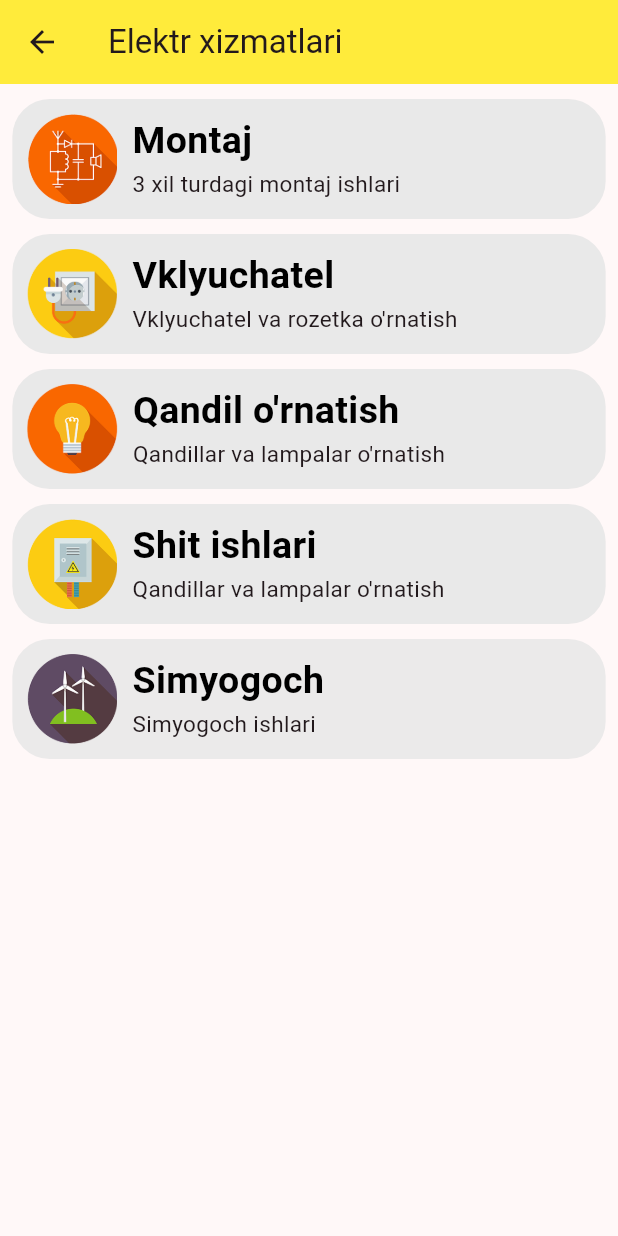
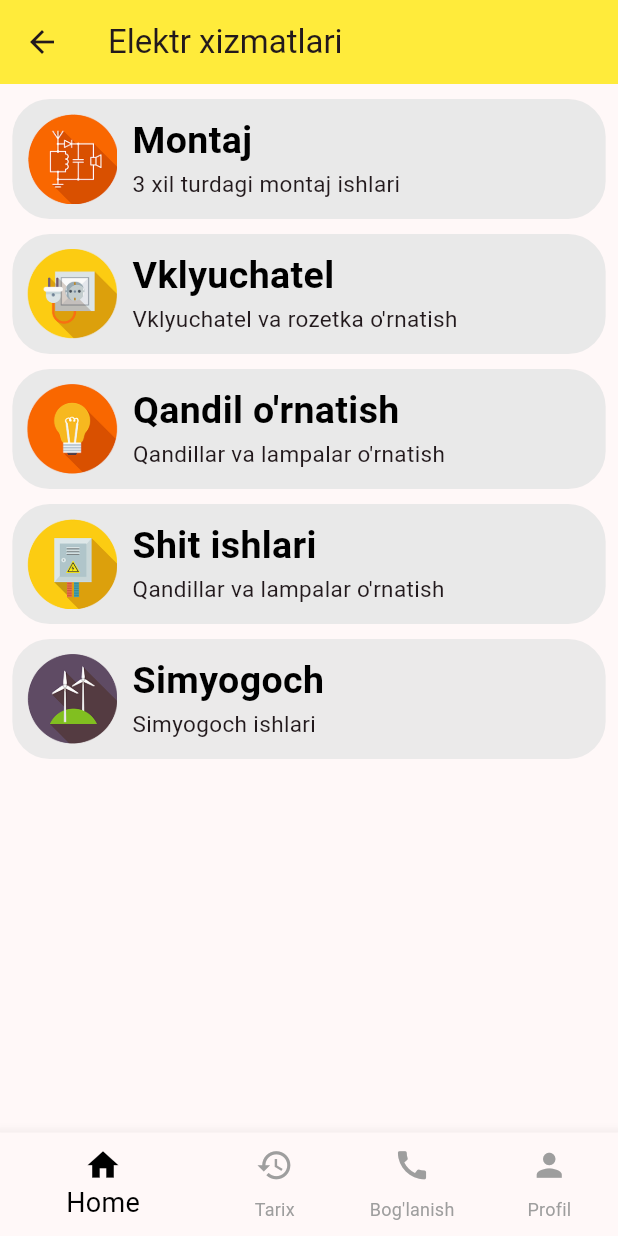
Before and after one commit to samandaruzbekistan/mytok, a Flutter app: the HomePage screen opened directly, after a tap on "Elektr ishlari", on a phone screen of 412 x 824 dp. Run offline on Flutter 3.47's test engine with Material 2 defaults, Android fonts, the phone set to English and light mode, and no system bars; our stand-ins replace connectivity_plus, firebase_core, firebase_messaging, flutter_local_notifications, hive, hive_flutter and 2 more; accounts and stored records are empty.

Commit message:
logout created

```diff
--- a/lib/screens/electr_categories.dart
+++ b/lib/screens/electr_categories.dart
@@ -264,6 +264,41 @@ class ElectrCategories extends StatelessWidget {
           ],
         ),
       ),
+      bottomNavigationBar: BottomNavigationBar(
+        showUnselectedLabels: true,
+        iconSize: 25,
+        selectedItemColor: AppColors.black,
+        selectedFontSize: 18,
+        currentIndex: 0,
+        unselectedItemColor: Colors.grey,
+        onTap: (index) {
+          // Handle navigation based on the tapped index
+          switch (index) {
+            case 1:
+            // Navigate to HomeScreen
+
+              break;
+            case 2:
+            // Navigate to HomeScreen
+
+              break;
+            case 3:
+            // Navigate to HomeScreen
+
+              break;
+            default:
+            // Do nothing
+              break;
+          }
+        },
+        items: [
+          BottomNavigationBarItem(icon: Icon(Icons.home), label: "Home"),
+          BottomNavigationBarItem(icon: Icon(Icons.history), label: "Tarix"),
+          BottomNavigationBarItem(icon: Icon(Icons.call), label: "Bog'lanish"),
+          BottomNavigationBarItem(
+              icon: Icon(Icons.person), label: "Profil"),
+        ],
+      ),
     );
   }
 }
--- a/lib/screens/home_screen.dart
+++ b/lib/screens/home_screen.dart
@@ -1,5 +1,6 @@
 import 'package:flutter/material.dart';
 import 'package:mytok/screens/electr_categories.dart';
+import 'package:mytok/screens/profile.dart';
 import 'package:mytok/utils/colors.dart';
 
 class HomePage extends StatelessWidget {
@@ -33,6 +34,12 @@ class HomePage extends StatelessWidget {
                     //   size: 30,
                     //   color: Colors.white,
                     // ),
+                    Row(
+                      children: [
+                        Icon(Icons.location_on_outlined, size: 18),
+                        Text("Sirdaryo", style: TextStyle(fontSize: 18),)
+                      ],
+                    ),
                     Icon(
                       Icons.notifications,
                       size: 30,
@@ -40,27 +47,27 @@ class HomePage extends StatelessWidget {
                     ),
                   ],
                 ),
-                const SizedBox(
-                  height: 20,
-                ),
-                const Row(
-                  mainAxisAlignment: MainAxisAlignment.center,
-                  children: [
-                    Padding(
-                      padding: EdgeInsets.only(left: 3, bottom: 15),
-                      child: Text(
-                        "MyTok",
-                        style: TextStyle(
-                            fontWeight: FontWeight.w600,
-                            fontSize: 30,
-                            color: AppColors.black,
-                            letterSpacing: 1,
-                            wordSpacing: 1),
-                        textAlign: TextAlign.center,
-                      ),
-                    ),
-                  ],
-                ),
+                // const SizedBox(
+                //   height: 20,
+                // ),
+                // const Row(
+                //   mainAxisAlignment: MainAxisAlignment.center,
+                //   children: [
+                //     Padding(
+                //       padding: EdgeInsets.only(left: 3, bottom: 15),
+                //       child: Text(
+                //         "MyTok",
+                //         style: TextStyle(
+                //             fontWeight: FontWeight.w600,
+                //             fontSize: 30,
+                //             color: AppColors.black,
+                //             letterSpacing: 1,
+                //             wordSpacing: 1),
+                //         textAlign: TextAlign.center,
+                //       ),
+                //     ),
+                //   ],
+                // ),
               ],
             ),
           ),
@@ -68,10 +75,10 @@ class HomePage extends StatelessWidget {
             padding: EdgeInsets.only(top: 20, left: 15, right: 15),
             child: Column(
               children: [
-                Text('Xizmatlarimiz', style: TextStyle(fontSize: 20),),
-                SizedBox(
-                  height: 20,
-                ),
+                // Text('Xizmatlarimiz', style: TextStyle(fontSize: 20),),
+                // SizedBox(
+                //   height: 20,
+                // ),
                 InkWell(
                   onTap: () {
                     Navigator.push(context,
@@ -142,8 +149,9 @@ class HomePage extends StatelessWidget {
               // Navigate to HomeScreen
 
               break;
-            case 2:
-              // Navigate to HomeScreen
+            case 3:
+              Navigator.push(context,
+                  MaterialPageRoute(builder: (context) => const Profile()));
 
               break;
             default:
--- a/lib/screens/login_screen.dart
+++ b/lib/screens/login_screen.dart
@@ -164,6 +164,7 @@ class _LoginPageState extends State<LoginPage> {
             if (response.statusCode == 200) {
               var res = await response.stream.bytesToString();
               Map valueMap = json.decode(res);
+              print(valueMap);
               if(valueMap['success'] == false){
                 _onBasicAlertPressed(context);
                 setState(() {
```
Also changed, not shown: lib/screens/profile.dart (added, +138 -0 lines), assets/images/profile.png (added).
